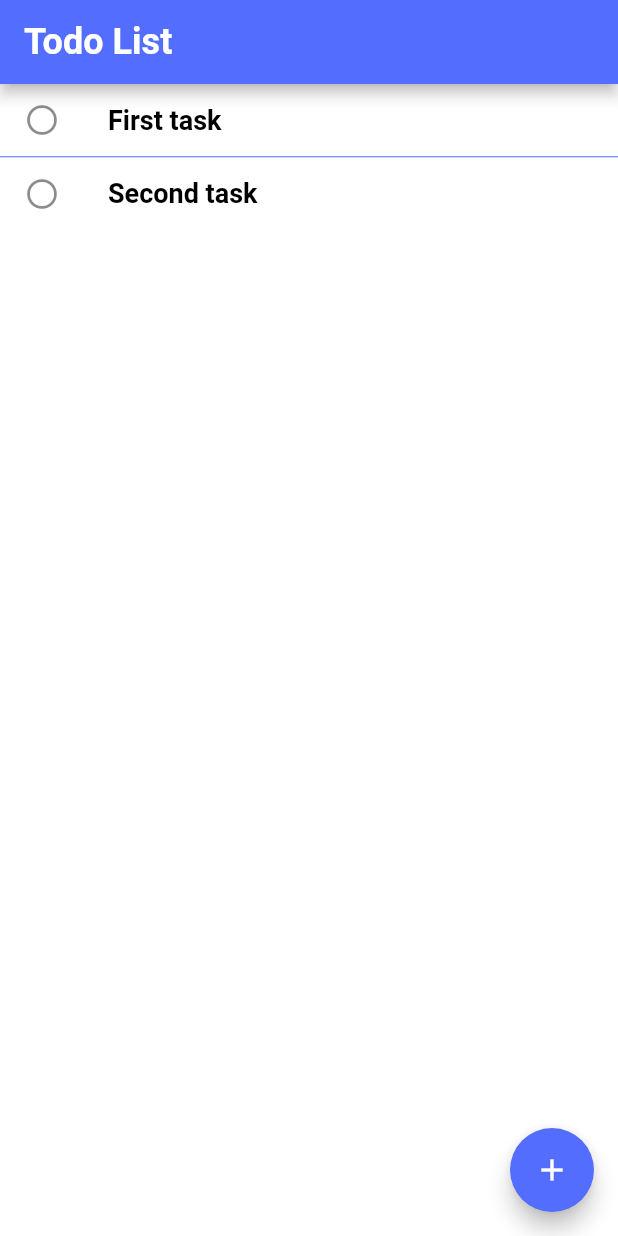
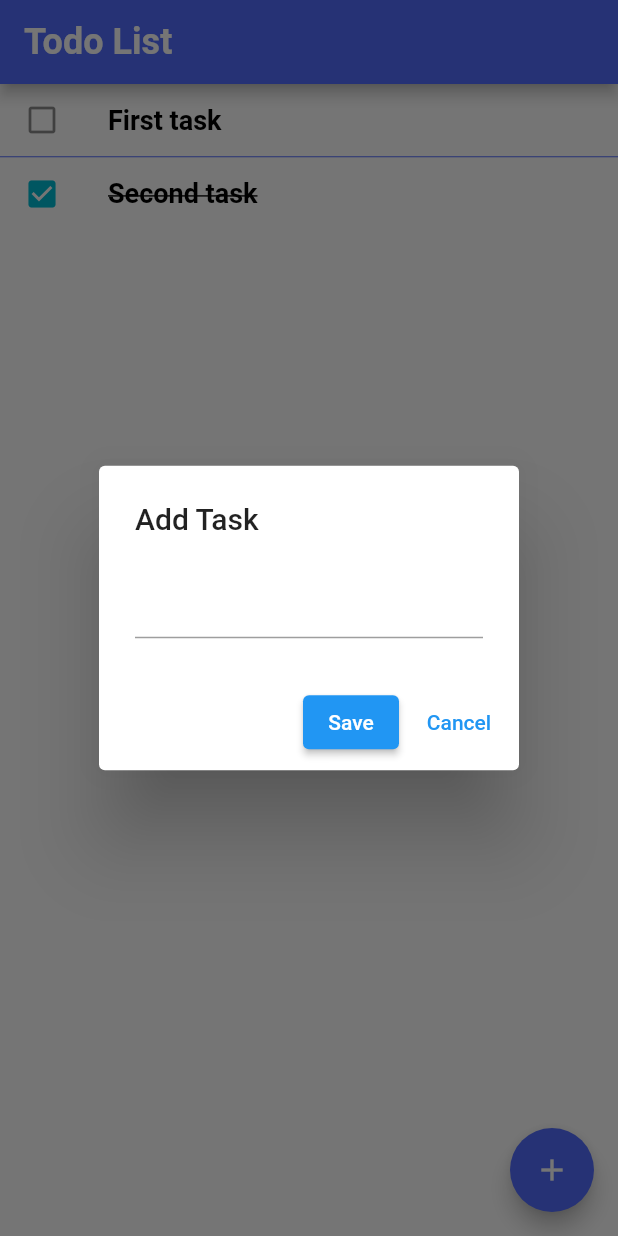
Before and after one commit to Valovoy/flutter_todo, a Flutter app: the screen it shows after launch, after a tap on the "add" icon, on a phone screen of 412 x 824 dp. Run offline on Flutter 3.47's test engine with Material 2 defaults, Android fonts, the phone set to English and light mode, and no system bars.

Commit message:
added new task modal and add change task status

```diff
--- a/lib/features/todo_list/view/todo_list.dart
+++ b/lib/features/todo_list/view/todo_list.dart
@@ -1,4 +1,5 @@
 import 'package:flutter/material.dart';
+import 'package:my_flutter_todo/features/todo_list/widgets/widgets.dart';
 import 'package:my_flutter_todo/models/task_model.dart';
 
 class TodoList extends StatefulWidget {
@@ -24,11 +25,27 @@ class _TodoListState extends State<TodoList> {
         itemBuilder: (BuildContext context, int index) {
           return ListTile(
             dense: true,
-            leading: const Icon(Icons.circle_outlined),
+            leading: todoList[index].isFinish == true
+                ? const Icon(
+                    Icons.check_box,
+                    color: Colors.cyan,
+                  )
+                : const Icon(Icons.check_box_outline_blank),
             title: Text(
               todoList[index].title,
-              style: Theme.of(context).textTheme.headlineMedium,
+              style: Theme.of(context).textTheme.headlineMedium?.copyWith(
+                    decoration: todoList[index].isFinish == true
+                        ? TextDecoration.lineThrough
+                        : null,
+                  ),
             ),
+            onTap: () {
+              setState(() {
+                final bool isFinish = todoList[index].isFinish ?? false;
+
+                todoList[index].isFinish = !isFinish;
+              });
+            },
           );
         },
         separatorBuilder: (context, index) => const Divider(
@@ -38,7 +55,18 @@ class _TodoListState extends State<TodoList> {
         itemCount: todoList.length,
       ),
       floatingActionButton: FloatingActionButton(
-        onPressed: () {},
+        onPressed: () {
+          showDialog(
+            context: context,
+            builder: (BuildContext context) => AddTaskAlert(
+              onChanged: (value) {
+                setState(() {
+                  todoList.add(TaskModel(id: todoList.length, title: value));
+                });
+              },
+            ),
+          );
+        },
         child: const Icon(Icons.add),
       ),
     );
--- /dev/null
+++ b/lib/features/todo_list/widgets/add_task_modal.dart
@@ -0,0 +1,40 @@
+import 'package:flutter/material.dart';
+
+class AddTaskAlert extends StatefulWidget {
+  final Function onChanged;
+  const AddTaskAlert({super.key, required this.onChanged});
+
+  @override
+  State<AddTaskAlert> createState() => _AddTaskAlertState();
+}
+
+class _AddTaskAlertState extends State<AddTaskAlert> {
+  String _newTask = '';
+
+  @override
+  Widget build(BuildContext context) {
+    return AlertDialog(
+      title: const Text('Add Task'),
+      content: TextField(
+        onChanged: (value) {
+          setState(() {
+            _newTask = value;
+          });
+        },
+      ),
+      actions: [
+        ElevatedButton(
+          onPressed: () {
+            widget.onChanged(_newTask);
+            Navigator.pop(context, 'Cancel');
+          },
+          child: const Text('Save'),
+        ),
+        TextButton(
+          onPressed: () => Navigator.pop(context, 'Cancel'),
+          child: const Text('Cancel'),
+        ),
+      ],
+    );
+  }
+}
--- /dev/null
+++ b/lib/features/todo_list/widgets/widgets.dart
@@ -0,0 +1 @@
+export 'add_task_modal.dart';
--- a/lib/models/task_model.dart
+++ b/lib/models/task_model.dart
@@ -1,7 +1,7 @@
 class TaskModel {
   final int id;
   final String title;
-  final bool? isFinish;
+  bool? isFinish;
 
   TaskModel({required this.id, required this.title, this.isFinish});
 }
```
